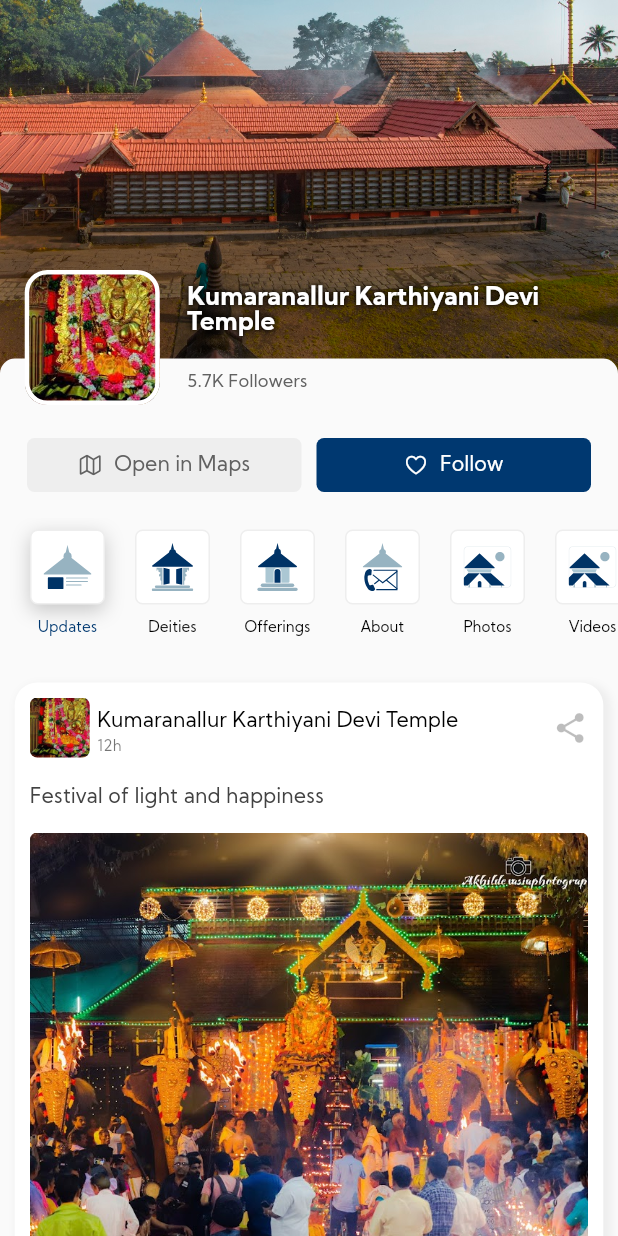
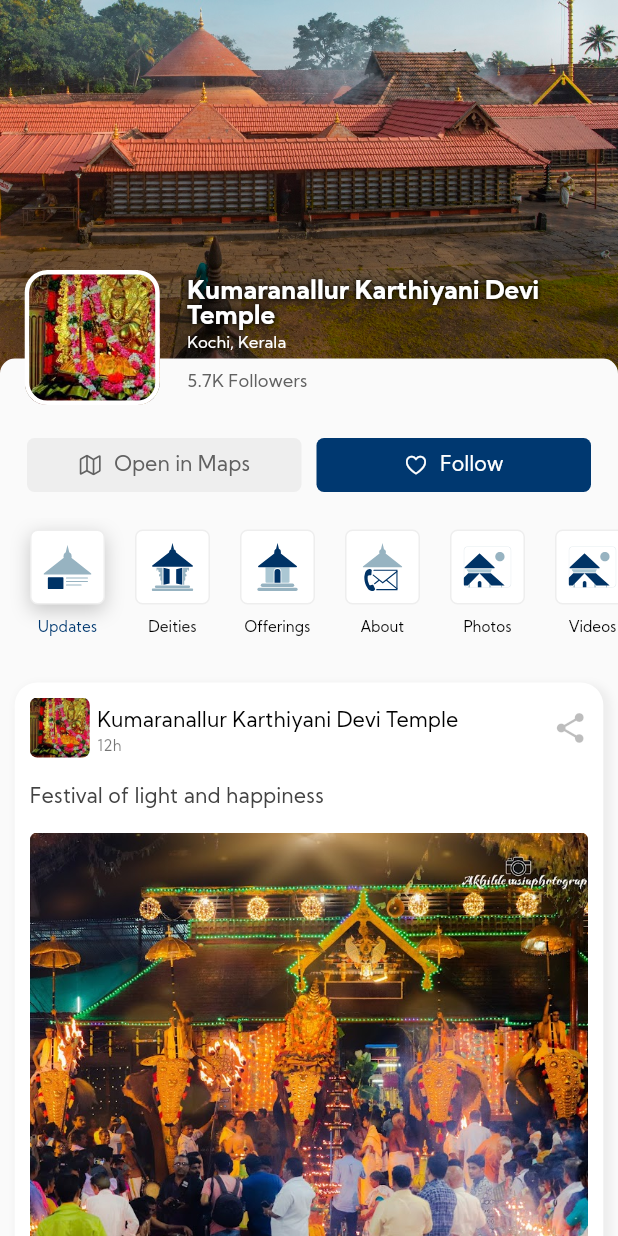
Before and after one commit to chekuthankl13/temple, a Flutter app: the screen it shows after launch, on a phone screen of 412 x 824 dp. Run offline on Flutter 3.47's test engine with Material 2 defaults, Android fonts, the phone set to English and light mode, and no system bars; our stand-ins replace clay_containers, flutter_svg, youtube_player_flutter.

Commit message:
header edited

```diff
--- a/lib/sections/header.dart
+++ b/lib/sections/header.dart
@@ -53,12 +53,17 @@ class _HeaderState extends State<Header> {
             ),
           ),
           Positioned(
-            top: 190,
+            top: 186,
             left: MediaQuery.of(context).size.width / 3.3,
             child: SizedBox(
               width: MediaQuery.of(context).size.width / 1.5,
               height: 80,
-              child: const Text(
+              child: Column(
+                children: [
+                  Row(
+                    children: const [
+                      Expanded(
+                        child: Text(
                           'Kumaranallur Karthiyani Devi Temple ',
                           style: TextStyle(
                             fontWeight: FontWeight.bold,
@@ -72,6 +77,23 @@ class _HeaderState extends State<Header> {
                             ],
                             fontSize: 17,
                           ),
+                        ),
+                      ),
+                    ],
+                  ),
+                  Row(
+                    children: [
+                      Text(
+                        'Kochi, Kerala',
+                        style: TextStyle(
+                            fontWeight: FontWeight.w400,
+                            fontSize: 11,
+                            color: Colors.white,
+                            height: 1.5),
+                      )
+                    ],
+                  )
+                ],
               ),
             ),
           ),
```
Lines whose indentation alone changed are shown as unchanged.
